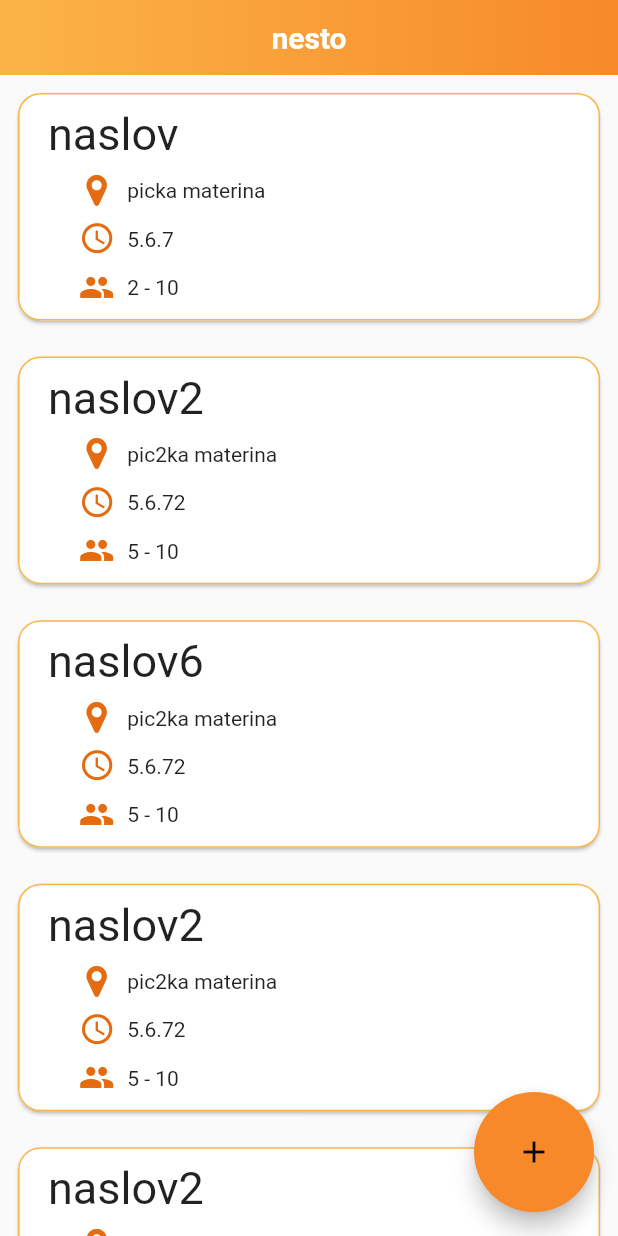
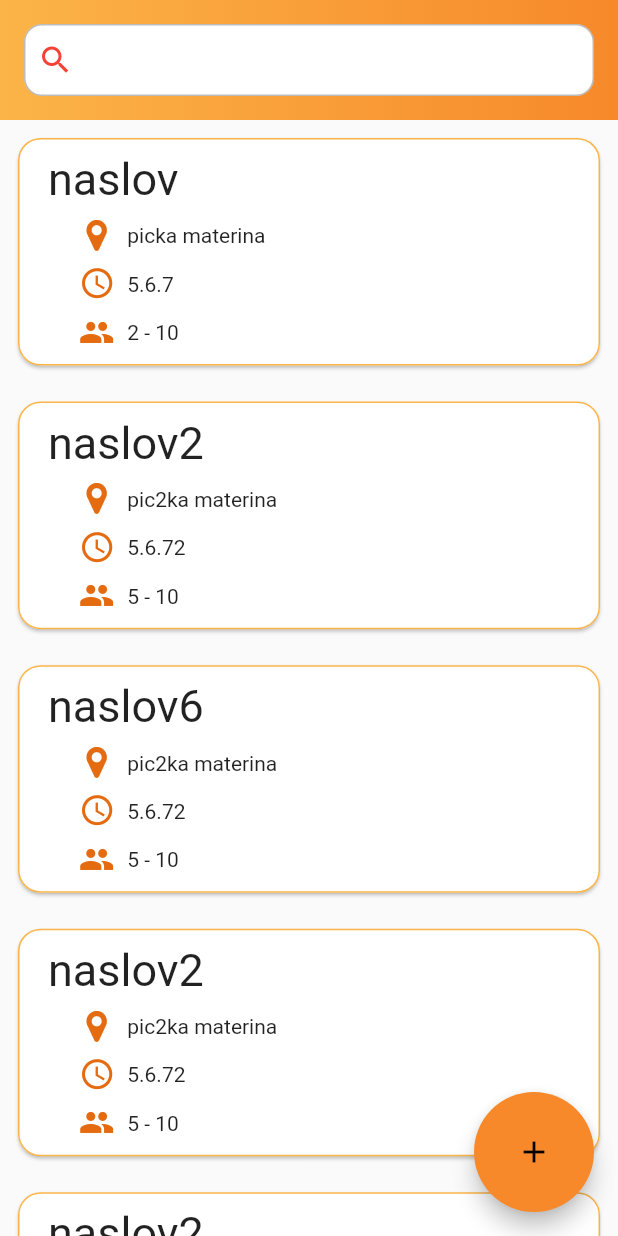
Before and after one commit to leric32/druzba, a Flutter app: the HomeView screen opened directly, on a phone screen of 412 x 824 dp. Run offline on Flutter 3.47's test engine with Material 2 defaults, Android fonts, the light colour scheme and no system bars; our stand-ins replace google_fonts, shared_preferences; accounts and stored records are empty.

Commit message:
Search bar

```diff
--- a/druzba_app/lib/widgets/gradient_app_bar.dart
+++ b/druzba_app/lib/widgets/gradient_app_bar.dart
@@ -1,8 +1,9 @@
 import 'package:flutter/material.dart';
+import 'search_bar.dart';
 
 class GradientAppBar extends StatefulWidget implements PreferredSizeWidget {
   final String title;
-  static const double barHeight = 50.0;
+  static const double barHeight = 80.0;
 
   GradientAppBar(this.title);
 
@@ -29,13 +30,6 @@ class GradientAppBArState extends State<GradientAppBar> {
               end: Alignment.centerRight,
               colors: [Color(0xfffbb448), Color(0xfff7892b)]),
         ),
-      child: Center(
-        child: Text(
-          widget.title,
-          style: TextStyle(
-              fontSize: 20.0, color: Colors.white, fontWeight: FontWeight.bold),
-        ),
-      ),
-    );
+        child: SearchWidget());
   }
 }
--- /dev/null
+++ b/druzba_app/lib/widgets/search_bar.dart
@@ -0,0 +1,40 @@
+import 'package:flutter/material.dart';
+
+class SearchWidget extends StatefulWidget {
+  String text = '';
+  final TextEditingController _controller = TextEditingController();
+
+  @override
+  _SearchWidgetState createState() => _SearchWidgetState();
+}
+
+class _SearchWidgetState extends State<SearchWidget> {
+  @override
+  void dispose() {
+    print('test');
+    widget._controller.dispose();
+    super.dispose();
+  }
+
+  @override
+  Widget build(BuildContext context) {
+    return Container(
+      height: 42,
+      margin: const EdgeInsets.fromLTRB(16, 16, 16, 16),
+      decoration: BoxDecoration(
+        borderRadius: BorderRadius.circular(12),
+        color: Colors.white,
+        border: Border.all(color: Colors.black26),
+      ),
+      padding: const EdgeInsets.symmetric(horizontal: 8),
+      child: TextField(
+        onSubmitted: (value) => {print('test')},
+        controller: widget._controller,
+        decoration: InputDecoration(
+          icon: Icon(Icons.search, color: Colors.red),
+          border: InputBorder.none,
+        ),
+      ),
+    );
+  }
+}
```
Lines whose indentation alone changed are shown as unchanged.
